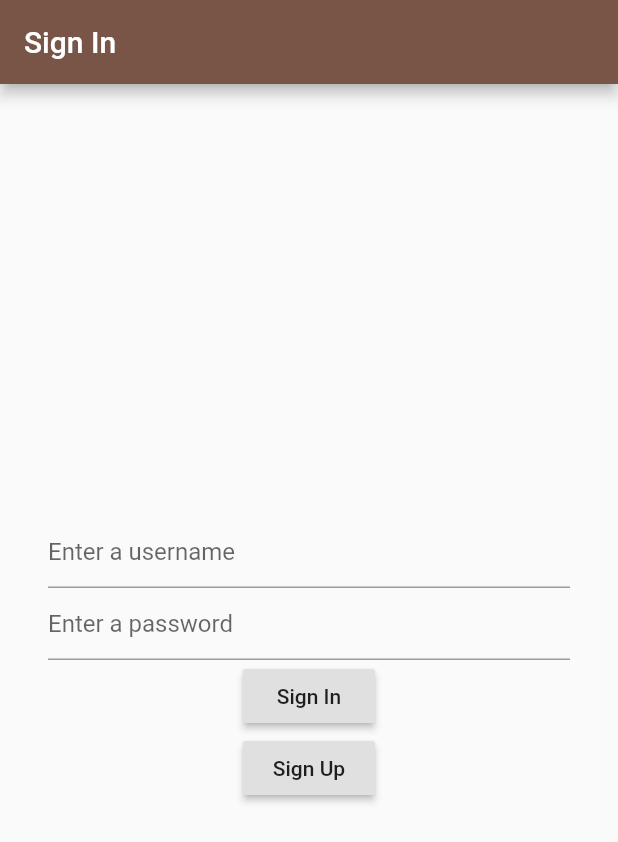
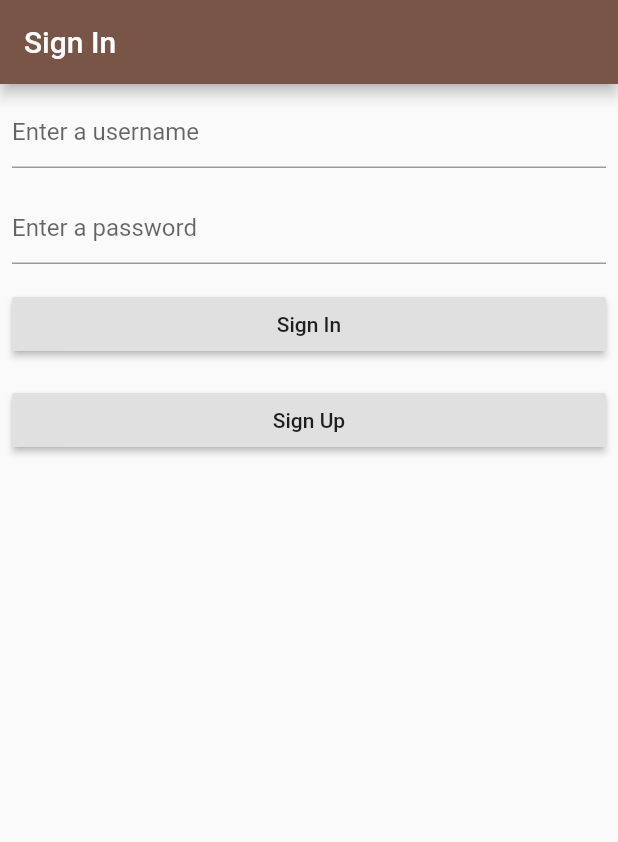
Before and after one commit to cty123/Purdue-Community-App, a Flutter app: the screen it shows after launch, after a tap on "Sign In", on a phone screen of 412 x 824 dp. Shown: the top 842 px of the screen. Run offline on Flutter 3.47's test engine with Material 2 defaults, Android fonts, the phone set to English and light mode, and no system bars; our stand-ins replace shared_preferences; missing offline and left inert: loadmore; network calls fail.

Commit message:
Login/logout functionalities done

```diff
--- a/lib/main.dart
+++ b/lib/main.dart
@@ -1,6 +1,6 @@
 import 'package:flutter/material.dart';
 import 'package:hello_world/screens/home.dart';
-import 'package:hello_world/screens/login.dart';
+import 'package:hello_world/screens/login_page/index.dart';
 import 'package:hello_world/screens/register_page/index.dart';
 
 void main() => runApp(MyApp());
--- a/lib/screens/home.dart
+++ b/lib/screens/home.dart
@@ -1,8 +1,7 @@
 import 'package:flutter/material.dart';
 import 'package:hello_world/screens/homepage.dart';
 import 'package:hello_world/screens/postview.dart';
-import 'package:hello_world/screens/settingpage.dart';
-import 'package:shared_preferences/shared_preferences.dart';
+import 'package:hello_world/screens/setting_page/index.dart';
 
 class Home extends StatefulWidget {
   Home({Key key}) : super(key: key);
--- a/lib/screens/login.dart
+++ b/lib/screens/login_page/index.dart
@@ -9,16 +9,25 @@ class LoginPage extends StatefulWidget {
 }
 
 class _LoginPageState extends State<LoginPage> {
+  // Declare text input controller
   TextEditingController _user, _pass;
+
+  // Initialize local storage
   Future<SharedPreferences> _prefs = SharedPreferences.getInstance();
+
+  // Declare local preference setting
   SharedPreferences _sharedPreferences;
+
+  // Bind strings to test inpute controller
   String get username => _user.text;
   String get password => _pass.text;
 
   @override
   void initState() {
+    // Call super method
     super.initState();
-    // Check login status
+
+    // Check async function to retrieve login status
     _restoreLoginStatus();
 
     // Initialize username and password field controllers
@@ -33,20 +42,37 @@ class _LoginPageState extends State<LoginPage> {
     // Fetch authToken
     String authToken = AuthUtils.getToken(_sharedPreferences);
 
-    // Check status with authToken
+    /*
+    * Perhaps use the authToken to synchronize with the server
+    */
+
+    //Check status with authToken
     if (authToken != null) {
-      // If there's valid token then allow the user to enter home page
+      print("Loging Page: AuthToken: Read: ${authToken}");
+
+      // Redirect the user to "Home" page
       Navigator.of(context).pushReplacementNamed('Home');
     }
   }
 
   _onSubmit() async {
+    // Wait for login API to respond
     final response = await AuthUtils.login(username, password);
+
+    // Check request status
     if (response['status'] == "Success") {
-      AuthUtils.insertDetails(_sharedPreferences, response);
+      print("Logging Successful: Response: ${response}");
+
+      // Wait for localstorage to store user data
+      await AuthUtils.insertDetails(_sharedPreferences, response);
+
+      // Redirect user to home page
       Navigator.of(context).pushReplacementNamed('Home');
     } else {
+      // Print out response data
       print(response);
+
+      // Show dialog that says the issues the user is encountering
       showDialog(
           context: context,
           builder: (BuildContext context) {
@@ -68,6 +94,7 @@ class _LoginPageState extends State<LoginPage> {
   }
 
   _toSignUp() {
+    // Regirect user to "Signup" page
     Navigator.of(context).pushReplacementNamed('Signup');
   }
 
@@ -77,30 +104,42 @@ class _LoginPageState extends State<LoginPage> {
       appBar: new AppBar(
         title: new Text('Sign In'),
       ),
-      body: new Container(
-        padding: const EdgeInsets.all(32.0),
-        child: Column(
-          mainAxisAlignment: MainAxisAlignment.center,
-          children: <Widget>[
-            new TextField(
+      body: new ListView(
+        children: <Widget>[
+          new Container(
+            padding: EdgeInsets.all(8.0),
+            child: new TextField(
               controller: _user,
               decoration: new InputDecoration(hintText: 'Enter a username'),
             ),
-            new TextField(
+          ),
+          new Container(
+            padding: EdgeInsets.all(8.0),
+            child: new TextField(
               controller: _pass,
               decoration: new InputDecoration(hintText: 'Enter a password'),
               obscureText: true,
             ),
-            new RaisedButton(
-              onPressed: (){ _onSubmit(); },
+          ),
+          new Container(
+            padding: EdgeInsets.all(8.0),
+            child: new RaisedButton(
+              onPressed: () {
+                _onSubmit();
+              },
               child: new Text('Sign In'),
             ),
-            new RaisedButton(
-              onPressed: (){ _toSignUp(); },
+          ),
+          new Container(
+            padding: EdgeInsets.all(8.0),
+            child: new RaisedButton(
+              onPressed: () {
+                _toSignUp();
+              },
               child: new Text('Sign Up'),
-            )
-          ],
-        ),
+            ),
+          )
+        ],
       ),
     );
   }
--- a/lib/utils/auth_utils.dart
+++ b/lib/utils/auth_utils.dart
@@ -14,10 +14,18 @@ class AuthUtils {
   }
 
   static insertDetails(SharedPreferences prefs, var response) {
+    // Get user object
     var user = response['user'];
+    // Set auth token
     prefs.setString(authTokenKey, user['token']);
+    // Set user_id
     prefs.setString(userIdKey, user['_id']);
+    // Set username
     prefs.setString(nameKey, user['username']);
+  }
+
+  static logoff(SharedPreferences prefs) {
+    prefs.clear();
   }
 
   static register(String username, String password, String email) async {
@@ -34,7 +42,6 @@ class AuthUtils {
     var url = "http://66.253.159.146:3000/users/login";
     try {
       http.Response res = await http.post(url, body: {"username": username, "password": password});
-      print(res.body);
       return json.decode(res.body);
     }catch (e) {
       print(e);
```
Also changed, not shown: lib/screens/register_page/index.dart (+17 -2 lines), lib/screens/setting_page/index.dart (added, +91 -0 lines), lib/screens/settingpage.dart (deleted, +0 -64 lines), lib/screens/login_page/components/dialog.dart (added), 1 other file.
